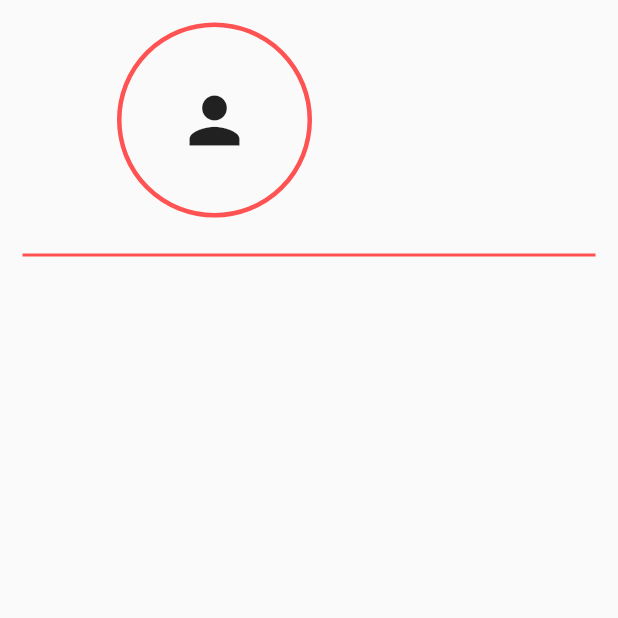
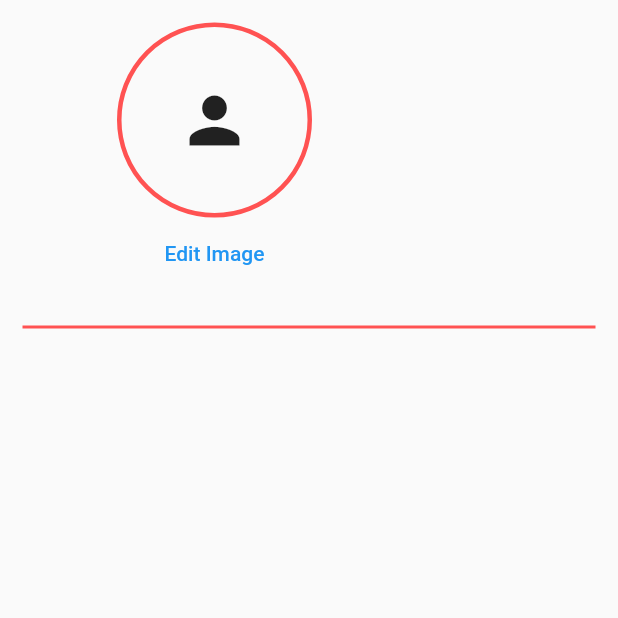
Before and after one commit to Faisal-Ismail65/ReliefMate, a Flutter app: the ProfileView screen opened by its route, on a phone screen of 412 x 824 dp, the top half of it. Run offline on Flutter 3.47's test engine with Material 2 defaults, Android fonts, the phone set to English and light mode, and no system bars; our stand-ins replace animated_text_kit, firebase_auth, firebase_core, google_fonts, image_picker; accounts and stored records are empty; network calls fail.

Commit message:
applying image picker in profile view

```diff
--- a/lib/main.dart
+++ b/lib/main.dart
@@ -16,7 +16,7 @@ void main() {
     routes: {
       loginView: (context) => const LoginView(),
       signupView: (context) => const RegisterView(),
-      bottomBarView: (context) => BottomBarView(),
+      bottomBarView: (context) => const BottomBarView(),
       blogsView: (context) => const BlogsVew(),
       homeView: (context) => const HomeView(),
       profileView: (context) => const ProfileView(),
@@ -37,7 +37,7 @@ class HomePage extends StatelessWidget {
           case ConnectionState.done:
             final user = AuthService.firebase().currentUser;
             if (user != null) {
-              return BottomBarView();
+              return const BottomBarView();
             }
             return const LoginView();
           default:
--- /dev/null
+++ b/lib/services/cloud/cloud_profile.dart
@@ -0,0 +1 @@
+class CloudProfile {}
--- /dev/null
+++ b/lib/services/cloud/profile_image.dart
@@ -0,0 +1 @@
+class ProfileImage {}
--- a/lib/views/homeviews/profile_view.dart
+++ b/lib/views/homeviews/profile_view.dart
@@ -1,6 +1,10 @@
 // ignore_for_file: use_build_context_synchronously
 
+import 'dart:io';
+
 import 'package:flutter/material.dart';
+import 'package:flutter/services.dart';
+import 'package:image_picker/image_picker.dart';
 import 'package:reliefmate/services/auth/auth_service.dart';
 
 class ProfileView extends StatefulWidget {
@@ -12,6 +16,19 @@ class ProfileView extends StatefulWidget {
 
 class _ProfileViewState extends State<ProfileView> {
   String get _userEmail => AuthService.firebase().currentUser!.email;
+  File? _image;
+  Future pickImage() async {
+    try {
+      final image = await ImagePicker().pickImage(source: ImageSource.gallery);
+      if (image == null) return;
+      File? img = File(image.path);
+      setState(() {
+        _image = img;
+      });
+    } on PlatformException catch (e) {
+      print("failed to pick image $e");
+    }
+  }
 
   @override
   Widget build(BuildContext context) {
@@ -25,6 +42,8 @@ class _ProfileViewState extends State<ProfileView> {
             Row(
               mainAxisAlignment: MainAxisAlignment.spaceAround,
               children: [
+                Column(
+                  children: [
                     Container(
                       width: 130,
                       height: 130,
@@ -35,10 +54,21 @@ class _ProfileViewState extends State<ProfileView> {
                         ),
                         shape: BoxShape.circle,
                       ),
-                  child: const Icon(
+                      child: _image == null
+                          ? const Icon(
                               Icons.person,
                               size: 50,
+                            )
+                          : CircleAvatar(
+                              backgroundImage: FileImage(_image!),
+                              radius: 200,
                             ),
+                    ),
+                    TextButton(
+                      onPressed: () => pickImage(),
+                      child: const Text('Edit Image'),
+                    ),
+                  ],
                 ),
                 Column(
                   children: [
```
Lines whose indentation alone changed are shown as unchanged.
